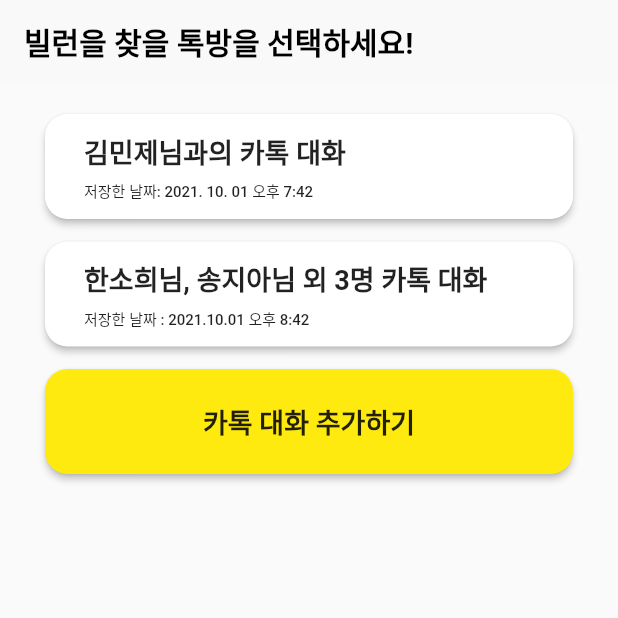
After one commit to meannnj/katalkhae, a Flutter app: the screen it shows after launch, on a phone screen of 412 x 824 dp, the top half of it. The commit adds this screen. Run offline on Flutter 3.47's test engine with Material 2 defaults, Android fonts, the phone set to English and light mode, and no system bars; drawn by our look-alikes of google_mobile_ads; our stand-ins replace file_picker, logger; missing offline and left inert: favorite_button, file_picker_cross; network calls fail.

Commit message:
빌런찾기로 변경함

```diff
--- /dev/null
+++ b/lib/items/my_talk.dart
@@ -0,0 +1,75 @@
+import 'package:flutter/material.dart';
+import 'package:katalkhae/config/palette.dart';
+
+class MyTalk extends StatelessWidget {
+  //const MyButton({ Key? key }) : super(key: key);
+
+   const MyTalk(
+      {this.title, this.date, this.onPressed});
+
+  final String? title;
+  final String? date;
+  final VoidCallback? onPressed;
+
+  @override
+  Widget build(BuildContext context) {
+    return ElevatedButton(
+      child: Container(
+        padding:
+        const EdgeInsets.only(top: 10, bottom: 10, left: 10, right: 10),
+        child: Row(
+          children: [
+            Expanded(
+              child: Column(
+                crossAxisAlignment: CrossAxisAlignment.start,
+                children:  [
+                  Text(
+                    title!,
+                      //textAlign: TextAlign.left,
+                      style: TextStyle(
+                        color: Colors.black87,
+                        fontSize: 18,
+                        fontWeight: FontWeight.bold,
+                      )),
+                  SizedBox(
+                    height: 5.0,
+                  ),
+                  Row(
+                    mainAxisAlignment:
+                    MainAxisAlignment.start,
+                    children: [
+                      Text(
+                        '저장한 날짜 : ',
+                        style: TextStyle(
+                          color: Colors.black87,
+                          fontSize: 10,
+                        ),
+                      ),
+                      Text(
+                          date!,
+                          //textAlign: TextAlign.left,
+                          style: TextStyle(
+                            color: Colors.black87,
+                            fontSize: 10,
+                          )),
+                    ],
+                  ),
+                ],
+              ),
+            ),
+          ],
+        ),
+      ),
+      onPressed: onPressed!,
+      style: ElevatedButton.styleFrom(
+        //primary: Colors.black,
+        minimumSize: const Size(390, 70),
+        primary: Colors.white,
+        shape: RoundedRectangleBorder(
+          borderRadius: BorderRadius.circular(15.0),
+          //side: BorderSide(color: Colors.red)
+        ),
+      ),
+    );
+  }
+}
--- a/lib/main.dart
+++ b/lib/main.dart
@@ -2,8 +2,9 @@
 //import 'package:cloud_firestore/cloud_firestore.dart';
 //import 'package:firebase_core/firebase_core.dart';
 import 'package:flutter/material.dart';
+import 'package:katalkhae/config/palette.dart';
+import 'package:katalkhae/screens/main_talklist.dart';
 import 'package:katalkhae/screens/main_screen.dart';
-import 'package:katalkhae/config/palette.dart';
 import 'package:katalkhae/screens/memory_screen.dart';
 import 'package:katalkhae/screens/more_screen.dart';
 import 'package:katalkhae/screens/result_screen.dart';
@@ -36,7 +37,7 @@ class MyApp extends StatelessWidget {
   @override
   Widget build(BuildContext context) {
     return MaterialApp(
-      title: 'Katalkhae',
+      title: 'FindVillain',
       debugShowCheckedModeBanner: false, // debug 없애기
       theme: ThemeData(
         //fontFamily: 'Noto_Sans_KR',
@@ -44,18 +45,21 @@ class MyApp extends StatelessWidget {
         primarySwatch: Palette.headerColor, //Colors.blue
       ),
       home: DefaultTabController(
-        length: 4,
+        length: 5,
         child: Scaffold(
           body: TabBarView(
             //physics: NeverScrollableScrollPhysics(),//손으로 좌우 스크롤하는걸 막는다
             children: [
+              TalklistScreen(),
+              //카톡해 메뉴들
               MainScreen(),
               ResultScreen(),
               MemoryScreen(),
               MoreScreen(),
             ],
           ),
-          bottomNavigationBar: Bottom(),
+          //카톡해 하단바
+          //bottomNavigationBar: Bottom(),
         ),
       ),
     );
--- /dev/null
+++ b/lib/screens/main_talklist.dart
@@ -0,0 +1,169 @@
+import 'package:flutter/material.dart';
+import 'package:intl/intl.dart';
+import 'package:katalkhae/config/palette.dart';
+import 'package:katalkhae/items/my_talk.dart';
+import 'package:katalkhae/screens/ad_screen.dart';
+import 'package:katalkhae/helpers/logger.dart';
+import 'package:katalkhae/widget/katalk_list_button.dart';
+import 'package:flutter/foundation.dart';
+import 'package:google_mobile_ads/google_mobile_ads.dart';
+
+const Map<String, String> UNIT_ID = kReleaseMode
+    ? {
+        'ios': '[YOUR iOS AD UNIT ID]',
+        'android': 'ca-app-pub-3016785609393816~4692289058',
+      }
+    : {
+        'ios': '',
+        'android': 'ca-app-pub-3940256099942544/6300978111'
+        //광고 샘플 https://developers.google.com/admob/android/test-ads?hl=ko
+        //샘플 'ca-app-pub-3940256099942544/6300978111'
+        //실제 'ca-app-pub-3016785609393816/8056818992',
+      };
+
+class TalklistScreen extends StatelessWidget {
+  const TalklistScreen({Key? key}) : super(key: key);
+
+  String get currentDate => DateFormat('yyyy-MM-dd').format(DateTime.now());
+
+  String get beforeOneYearDate => DateFormat('yyyy-MM-dd')
+      .format(DateTime.now().subtract(Duration(days: 365)));
+
+  @override
+  Widget build(BuildContext context) {
+    //광고
+    TargetPlatform os = Theme.of(context).platform;
+
+    //logger.i('os: $os');
+
+    BannerAd banner = BannerAd(
+      listener: AdListener(
+        onAdFailedToLoad: (Ad ad, LoadAdError error) {},
+        onAdLoaded: (_) {},
+      ),
+      size: AdSize.banner,
+      adUnitId: UNIT_ID[os == TargetPlatform.iOS ? 'ios' : 'android']!,
+      request: AdRequest(),
+    )..load();
+
+    return Scaffold(
+        appBar: AppBar(
+          title: const Text(
+            '빌런을 찾을 톡방을 선택하세요!',
+            style: TextStyle(fontWeight: FontWeight.bold),
+          ),
+          elevation: 0.0,
+          backgroundColor: Palette.backgroundColor,
+        ),
+        body: Padding(
+          padding: const EdgeInsets.only(top: 0, left: 20, right: 20),
+          child: Column(children: [
+            Expanded(
+              child: SingleChildScrollView(
+                child: Column(
+                  crossAxisAlignment: CrossAxisAlignment.start,
+                  children: <Widget>[
+                    // const SizedBox(
+                    //   height: 10.0,
+                    // ),
+                    // const Text('해석할 카카오톡 대화를 선택해주세요.',
+                    //     style: TextStyle(
+                    //       color: Colors.black87,
+                    //       fontSize: 20,
+                    //       fontWeight: FontWeight.bold,
+                    //     )),
+                    const SizedBox(
+                      height: 10.0,
+                    ),
+                    Container(
+                      child: Padding(
+                        padding: const EdgeInsets.all(10),
+                        child: Column(
+                          children: [
+                            KatalkListButton(),
+                            const SizedBox(
+                              height: 15.0,
+                            ),
+                            MyTalk(
+                              title: '한소희님, 송지아님 외 3명 카톡 대화',
+                              date: '2021.10.01 오후 8:42',
+                              onPressed: () {},
+                            ),
+                            const SizedBox(
+                              height: 15.0,
+                            ),
+                            ElevatedButton(
+                              child: Container(
+                                padding: const EdgeInsets.only(
+                                    top: 10, bottom: 10, left: 10, right: 10),
+                                child: Row(
+                                  children: [
+                                    Expanded(
+                                      child: Column(
+                                        crossAxisAlignment:
+                                            CrossAxisAlignment.center,
+                                        children: const [
+                                          Text('카톡 대화 추가하기',
+                                              textAlign: TextAlign.left,
+                                              style: TextStyle(
+                                                color: Colors.black87,
+                                                fontSize: 18,
+                                                fontWeight: FontWeight.bold,
+                                              )),
+                                          // SizedBox(
+                                          //   height: 5.0,
+                                          // ),
+                                          // Text('저장한 날짜: 2021. 10. 01 오후 7:42',
+                                          //     textAlign: TextAlign.left,
+                                          //     style: TextStyle(
+                                          //       color: Colors.black87,
+                                          //       fontSize: 10,
+                                          //     )),
+                                        ],
+                                      ),
+                                    ),
+                                  ],
+                                ),
+                              ),
+                              onPressed: () async {},
+                              style: ElevatedButton.styleFrom(
+                                //primary: Colors.black,
+                                minimumSize: const Size(390, 70),
+                                primary: Palette.talkColor,
+                                shape: RoundedRectangleBorder(
+                                  borderRadius: BorderRadius.circular(15.0),
+                                  //side: BorderSide(color: Colors.red)
+                                ),
+                              ),
+                            ),
+                          ],
+                        ),
+                      ),
+                    )
+                  ],
+                ),
+              ),
+            ),
+            //광고
+            Container(
+              height: 50,
+              child: banner == null
+                  ? Container(
+                      child: const Text(
+                        'bad',
+                        style: TextStyle(
+                          letterSpacing: 1.0,
+                          fontSize: 26,
+                          color: Colors.black,
+                          fontWeight: FontWeight.bold,
+                        ),
+                      ),
+                    )
+                  : AdWidget(
+                      ad: banner,
+                    ),
+            )
+          ]),
+        ));
+  }
+}
--- a/lib/widget/katalk_list_button.dart
+++ b/lib/widget/katalk_list_button.dart
@@ -17,9 +17,15 @@ class KatalkListButton extends StatelessWidget {
   @override
   Widget build(BuildContext context) {
     return ElevatedButton(
+      child: Container(
+        padding:
+            const EdgeInsets.only(top: 10, bottom: 10, left: 10, right: 10),
+        child: Row(
+          children: [
+            Expanded(
               child: Column(
                 crossAxisAlignment: CrossAxisAlignment.start,
-        children: const <Widget>[
+                children: const [
                   Text('김민제님과의 카톡 대화',
                       textAlign: TextAlign.left,
                       style: TextStyle(
@@ -38,21 +44,23 @@ class KatalkListButton extends StatelessWidget {
                       )),
                 ],
               ),
+            ),
+          ],
+        ),
+      ),
       onPressed: () async {
         final fileInfo = await FilePicker.platform.pickFiles();
         if (fileInfo == null) return;
         final _filePath = fileInfo.files.first.path;
         final katalkFile = File('$_filePath');
         final katalkContent = await katalkFile.readAsString();
-        logger.i('카카오톡 내용 : ',katalkContent);
+        logger.i('카카오톡 내용 : ', katalkContent);
 
         //final response = await http.get(url);
 
         showDialog<String>(
             context: context,
-            builder: (BuildContext context) =>
-                CalendarDialog()
-        );
+            builder: (BuildContext context) => CalendarDialog());
       },
       style: ElevatedButton.styleFrom(
         //primary: Colors.black,
```
Lines whose indentation alone changed are shown as unchanged.
